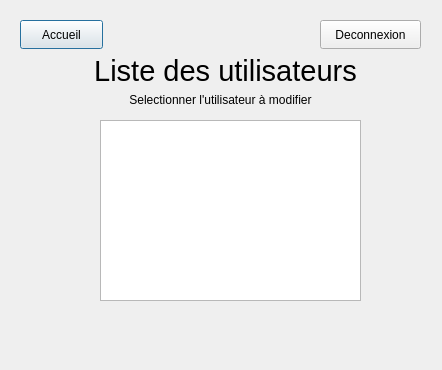
This is userslist.ui in HenriSalard/QT_TP1 as Qt 5 draws it before an edit. The edited form follows.
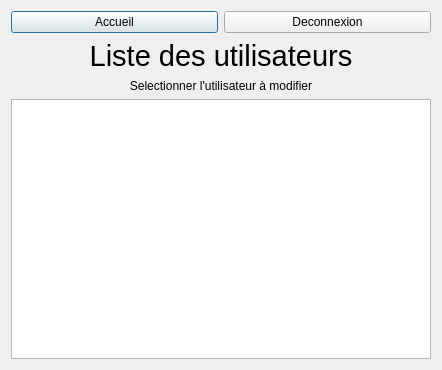
This is the edited form.

Patch:
```diff
--- a/userslist.ui
+++ b/userslist.ui
@@ -13,41 +13,23 @@
   <property name="windowTitle">
    <string>Dialog</string>
   </property>
-  <widget class="QTableWidget" name="tableWidget">
-   <property name="geometry">
-    <rect>
-     <x>100</x>
-     <y>120</y>
-     <width>261</width>
-     <height>181</height>
-    </rect>
-   </property>
-  </widget>
-  <widget class="QLabel" name="label">
-   <property name="geometry">
-    <rect>
-     <x>0</x>
-     <y>90</y>
-     <width>441</width>
-     <height>20</height>
-    </rect>
-   </property>
+  <layout class="QGridLayout" name="gridLayout">
+   <item row="0" column="0">
+    <widget class="QPushButton" name="accueilButton">
+     <property name="text">
+      <string>Accueil</string>
+     </property>
+    </widget>
+   </item>
+   <item row="0" column="1">
+    <widget class="QPushButton" name="logOutButton">
    <property name="text">
-    <string>Selectionner l'utilisateur à modifier</string>
-   </property>
-   <property name="alignment">
-    <set>Qt::AlignCenter</set>
-   </property>
-  </widget>
+      <string>Deconnexion</string>
+     </property>
+    </widget>
+   </item>
+   <item row="1" column="0" colspan="2">
   <widget class="QLabel" name="label_2">
-   <property name="geometry">
-    <rect>
-     <x>0</x>
-     <y>50</y>
-     <width>451</width>
-     <height>41</height>
-    </rect>
-   </property>
    <property name="font">
     <font>
      <pointsize>22</pointsize>
@@ -60,32 +42,21 @@
     <set>Qt::AlignCenter</set>
    </property>
   </widget>
-  <widget class="QPushButton" name="accueilButton">
-   <property name="geometry">
-    <rect>
-     <x>20</x>
-     <y>20</y>
-     <width>83</width>
-     <height>29</height>
-    </rect>
-   </property>
+   </item>
+   <item row="2" column="0" colspan="2">
+    <widget class="QLabel" name="label">
    <property name="text">
-    <string>Accueil</string>
-   </property>
-  </widget>
-  <widget class="QPushButton" name="logOutButton">
-   <property name="geometry">
-    <rect>
-     <x>320</x>
-     <y>20</y>
-     <width>101</width>
-     <height>29</height>
-    </rect>
-   </property>
-   <property name="text">
-    <string>Deconnexion</string>
-   </property>
-  </widget>
+      <string>Selectionner l'utilisateur à modifier</string>
+     </property>
+     <property name="alignment">
+      <set>Qt::AlignCenter</set>
+     </property>
+    </widget>
+   </item>
+   <item row="3" column="0" colspan="2">
+    <widget class="QTableWidget" name="tableWidget"/>
+   </item>
+  </layout>
  </widget>
  <resources/>
  <connections/>
```
Lines whose indentation alone changed are shown as unchanged.
